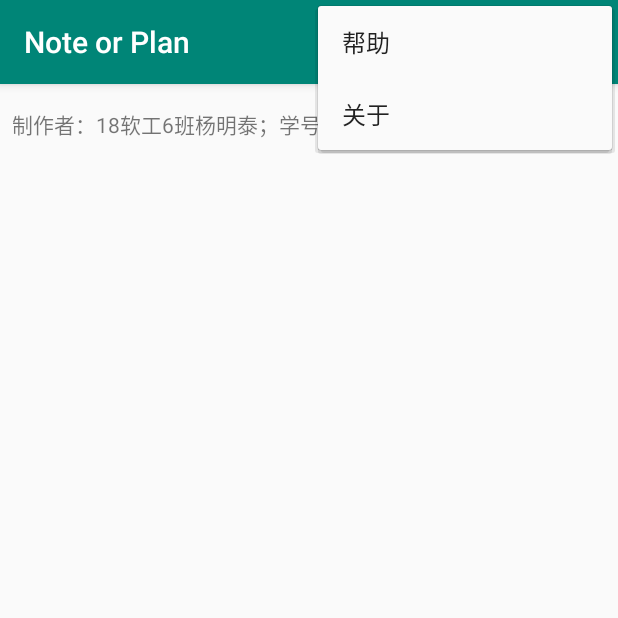
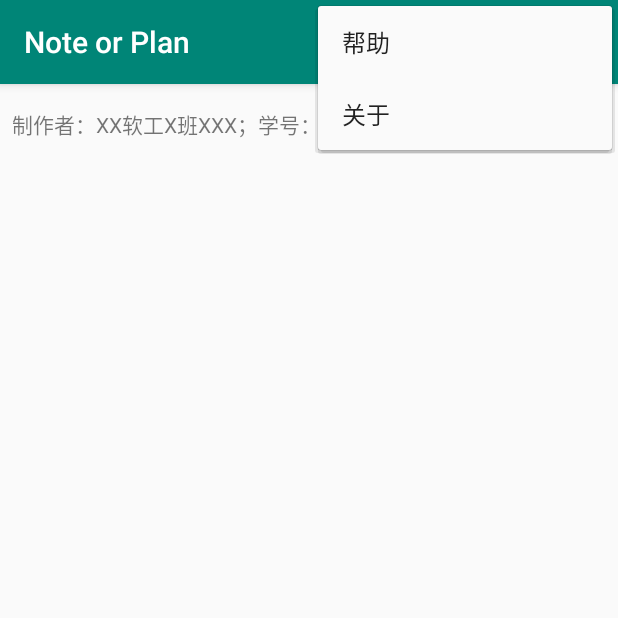
Before and after one commit to Ted-bug/Note-or-Plan, an Android app: the fragment AboutFragment placed in its activity, with the options menu open, on a phone screen of 412 x 824 dp, the top half of it. Run offline under Robolectric (Android 15) with nearby library versions, the light colour scheme and no system bars.

Commit message:
Update AboutFragment.java

```diff
--- a/NoteorPlan/app/src/main/java/com/example/noteorplan/AboutFragment.java
+++ b/NoteorPlan/app/src/main/java/com/example/noteorplan/AboutFragment.java
@@ -22,7 +22,7 @@ public class AboutFragment extends Fragment {
     public void onViewCreated(@NonNull View view, @Nullable Bundle savedInstanceState) {
         super.onViewCreated(view, savedInstanceState);
         mTvView=view.findViewById(R.id.tv_about);
-        String about="制作者：18软工6班杨明泰；学号：1814080902627";
+        String about="制作者：XX软工X班XXX；学号：1814XXXXXXX627";
         mTvView.setText(about);
     }
 }
```
